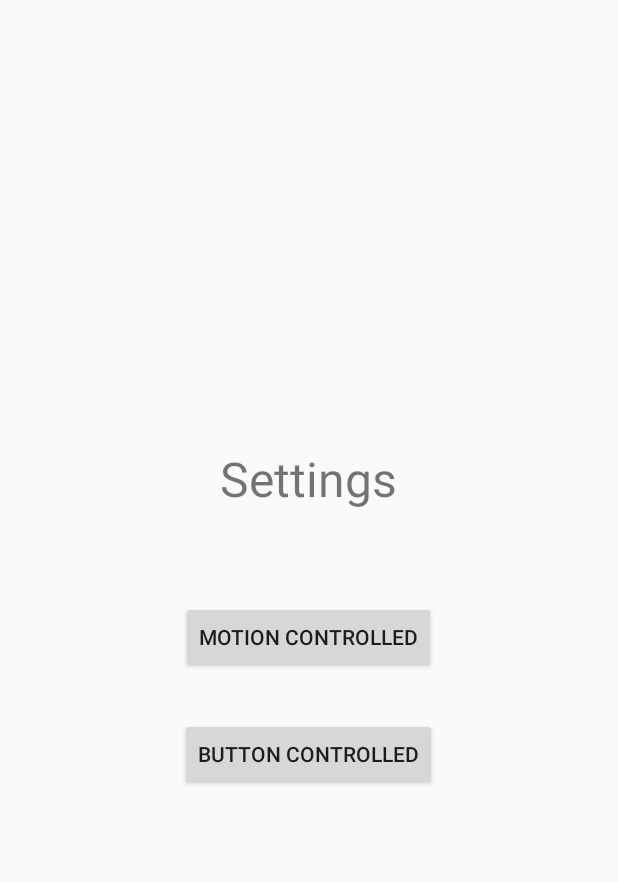
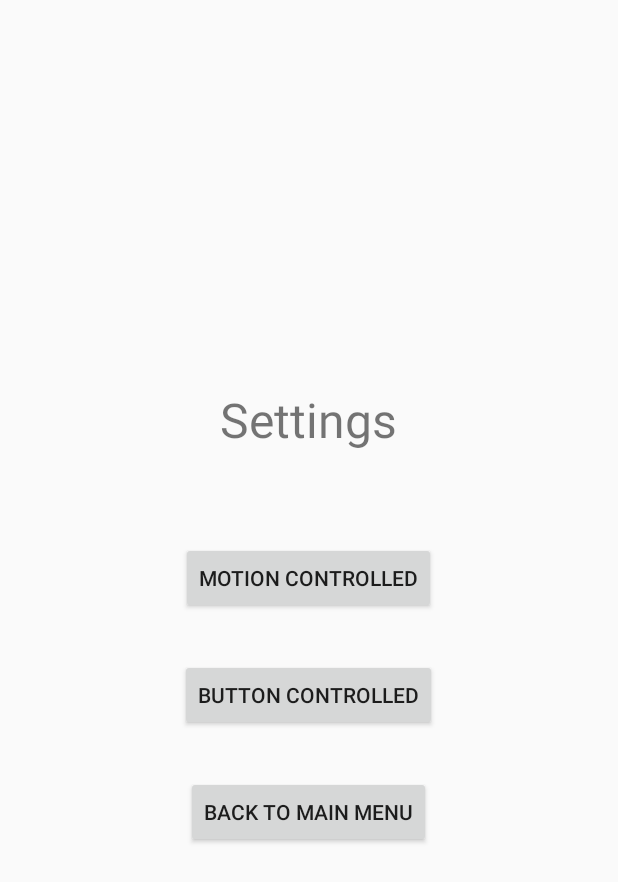
Before and after one commit to thehanriver/Lets-Get-This-Bread, an Android app: the SettingsScreen screen opened directly, with no data from a screen before it, after a tap on "BUTTON CONTROLLED", on a phone screen of 412 x 824 dp. Shown: the top 882 px of the screen. Run offline under Robolectric (Android 15) with nearby library versions, the phone set to English and light mode, and no system bars.

Commit message:
MASSIVE UPDATE

```diff
--- a/app/src/main/java/com/example/eddie/letsgetthisbread/SettingsScreen.java
+++ b/app/src/main/java/com/example/eddie/letsgetthisbread/SettingsScreen.java
@@ -1,16 +1,23 @@
 package com.example.eddie.letsgetthisbread;
 
+import android.content.Context;
+import android.content.SharedPreferences;
 import android.support.v7.app.AppCompatActivity;
 import android.os.Bundle;
 import android.view.KeyEvent;
 import android.content.Intent;
+import android.view.View;
 
 public class SettingsScreen extends AppCompatActivity {
+
+    SharedPreferences control_data;
 
     @Override
     protected void onCreate(Bundle savedInstanceState) {
         super.onCreate(savedInstanceState);
         setContentView(R.layout.activity_settings_screen);
+
+        control_data = getSharedPreferences("GAME_DATA" , Context.MODE_PRIVATE);
     }
 
     // Disable return
@@ -26,11 +33,19 @@ public class SettingsScreen extends AppCompatActivity {
         return super.dispatchKeyEvent(event);
     }
 
-    public void motion() {
+    public void motion(View view) {
+        SharedPreferences.Editor editor = control_data.edit();
+        editor.putBoolean("GAME_DATA" , true);
+        editor.commit();
 
     }
 
-    public void button() {
-
+    public void button(View view) {
+        SharedPreferences.Editor editor = control_data.edit();
+        editor.putBoolean("GAME_DATA" , false);
+        editor.commit();
     }
+    public void mainMenu(View view){
+            startActivity(new Intent(getApplicationContext(), StartScreen.class));
+        }
 }
--- a/app/src/main/res/layout/activity_main.xml
+++ b/app/src/main/res/layout/activity_main.xml
@@ -4,7 +4,8 @@
     xmlns:tools="http://schemas.android.com/tools"
     android:layout_width="match_parent"
     android:layout_height="match_parent"
-    tools:context=".MainActivity">
+    tools:context=".MainActivity"
+    android:keepScreenOn="true">
 
     <!--TODO: make the interface compatible for screens when device is rotated -->
 
@@ -132,6 +133,7 @@
                 style="@android:style/Widget.DeviceDefault.ImageButton"
                 android:layout_width="40dp"
                 android:layout_height="40dp"
+                android:alpha="128"
                 android:layout_alignParentRight="true"
                 android:layout_alignParentEnd="true"
                 android:gravity="center"
--- a/app/src/main/res/layout/activity_result_screen.xml
+++ b/app/src/main/res/layout/activity_result_screen.xml
@@ -7,6 +7,7 @@
     android:orientation="vertical"
     android:gravity="center"
     tools:context=".ResultScreen"
+    android:keepScreenOn="true"
     >
 
     <TextView
--- a/app/src/main/res/layout/activity_settings_screen.xml
+++ b/app/src/main/res/layout/activity_settings_screen.xml
@@ -27,5 +27,11 @@
         android:text="Button Controlled"
         android:layout_marginTop = "30dp"
         android:onClick="button" />
+    <Button
+        android:layout_height="wrap_content"
+        android:layout_width="wrap_content"
+        android:text="Back to Main Menu"
+        android:layout_marginTop = "30dp"
+        android:onClick="mainMenu" />
 
 </LinearLayout>
--- a/app/src/main/res/layout/activity_start_screen.xml
+++ b/app/src/main/res/layout/activity_start_screen.xml
@@ -5,7 +5,8 @@
     xmlns:tools="http://schemas.android.com/tools"
     android:layout_width="fill_parent"
     android:layout_height="match_parent"
-    tools:context=".StartScreen">
+    tools:context=".StartScreen"
+    android:keepScreenOn="true">
 
     <LinearLayout
         android:layout_width="match_parent"
```
Also changed, not shown: app/src/main/java/com/example/eddie/letsgetthisbread/MainActivity.java (+30 -15 lines).
